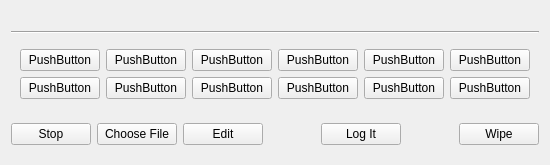
Rsclub22/Minos2-Mirror, file mqt/MqtLogger/dmbuttonframe.ui: the form before one commit.
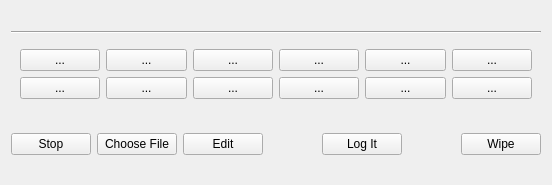
The form after the commit.

```diff
--- a/mqt/MqtLogger/dmbuttonframe.ui
+++ b/mqt/MqtLogger/dmbuttonframe.ui
@@ -6,8 +6,8 @@
    <rect>
     <x>0</x>
     <y>0</y>
-    <width>532</width>
-    <height>165</height>
+    <width>552</width>
+    <height>185</height>
    </rect>
   </property>
   <property name="windowTitle">
@@ -36,42 +36,42 @@
         <item>
          <widget class="QPushButton" name="F1Button">
           <property name="text">
-           <string>PushButton</string>
+           <string>...</string>
           </property>
          </widget>
         </item>
         <item>
          <widget class="QPushButton" name="F2Button">
           <property name="text">
-           <string>PushButton</string>
+           <string>...</string>
           </property>
          </widget>
         </item>
         <item>
          <widget class="QPushButton" name="F3Button">
           <property name="text">
-           <string>PushButton</string>
+           <string>...</string>
           </property>
          </widget>
         </item>
         <item>
          <widget class="QPushButton" name="F4Button">
           <property name="text">
-           <string>PushButton</string>
+           <string>...</string>
           </property>
          </widget>
         </item>
         <item>
          <widget class="QPushButton" name="F5Button">
           <property name="text">
-           <string>PushButton</string>
+           <string>...</string>
           </property>
          </widget>
         </item>
         <item>
          <widget class="QPushButton" name="F6Button">
           <property name="text">
-           <string>PushButton</string>
+           <string>...</string>
           </property>
          </widget>
         </item>
@@ -82,42 +82,42 @@
         <item>
          <widget class="QPushButton" name="F7Button">
           <property name="text">
-           <string>PushButton</string>
+           <string>...</string>
           </property>
          </widget>
         </item>
         <item>
          <widget class="QPushButton" name="F8Button">
           <property name="text">
-           <string>PushButton</string>
+           <string>...</string>
           </property>
          </widget>
         </item>
         <item>
          <widget class="QPushButton" name="F9Button">
           <property name="text">
-           <string>PushButton</string>
+           <string>...</string>
           </property>
          </widget>
         </item>
         <item>
          <widget class="QPushButton" name="F10Button">
           <property name="text">
-           <string>PushButton</string>
+           <string>...</string>
           </property>
          </widget>
         </item>
         <item>
          <widget class="QPushButton" name="F11Button">
           <property name="text">
-           <string>PushButton</string>
+           <string>...</string>
           </property>
          </widget>
         </item>
         <item>
          <widget class="QPushButton" name="F12Button">
           <property name="text">
-           <string>PushButton</string>
+           <string>...</string>
           </property>
          </widget>
         </item>
```
